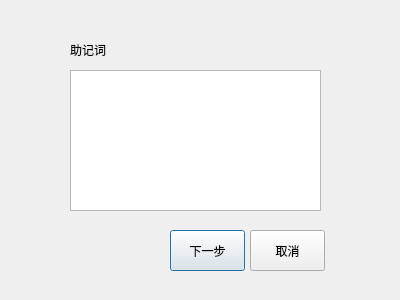
wesuch/wallet, file dlg_create_account.ui: the form before one commit.
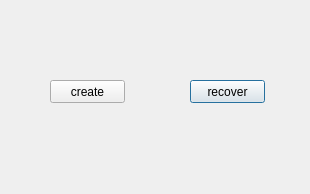
The form after the commit.

Diff of the .ui file:
```diff
--- a/dlg_create_account.ui
+++ b/dlg_create_account.ui
@@ -6,8 +6,8 @@
    <rect>
     <x>0</x>
     <y>0</y>
-    <width>400</width>
-    <height>300</height>
+    <width>310</width>
+    <height>194</height>
    </rect>
   </property>
   <property name="windowTitle">
@@ -16,56 +16,27 @@
   <widget class="QPushButton" name="OK">
    <property name="geometry">
     <rect>
-     <x>170</x>
-     <y>230</y>
+     <x>190</x>
+     <y>80</y>
      <width>75</width>
-     <height>41</height>
+     <height>23</height>
     </rect>
    </property>
    <property name="text">
-    <string>下一步</string>
+    <string>recover</string>
    </property>
   </widget>
   <widget class="QPushButton" name="CANNEL">
    <property name="geometry">
     <rect>
-     <x>250</x>
-     <y>230</y>
+     <x>50</x>
+     <y>80</y>
      <width>75</width>
-     <height>41</height>
+     <height>23</height>
     </rect>
    </property>
    <property name="text">
-    <string>取消</string>
-   </property>
-  </widget>
-  <widget class="QTextEdit" name="editMnemonic">
-   <property name="geometry">
-    <rect>
-     <x>70</x>
-     <y>70</y>
-     <width>251</width>
-     <height>141</height>
-    </rect>
-   </property>
-   <property name="verticalScrollBarPolicy">
-    <enum>Qt::ScrollBarAsNeeded</enum>
-   </property>
-   <property name="horizontalScrollBarPolicy">
-    <enum>Qt::ScrollBarAsNeeded</enum>
-   </property>
-  </widget>
-  <widget class="QLabel" name="labelMnemonic">
-   <property name="geometry">
-    <rect>
-     <x>70</x>
-     <y>40</y>
-     <width>91</width>
-     <height>20</height>
-    </rect>
-   </property>
-   <property name="text">
-    <string>助记词</string>
+    <string>create</string>
    </property>
   </widget>
  </widget>
```
Left out of the diff: 4 changed lines with no effect on the pictures.
